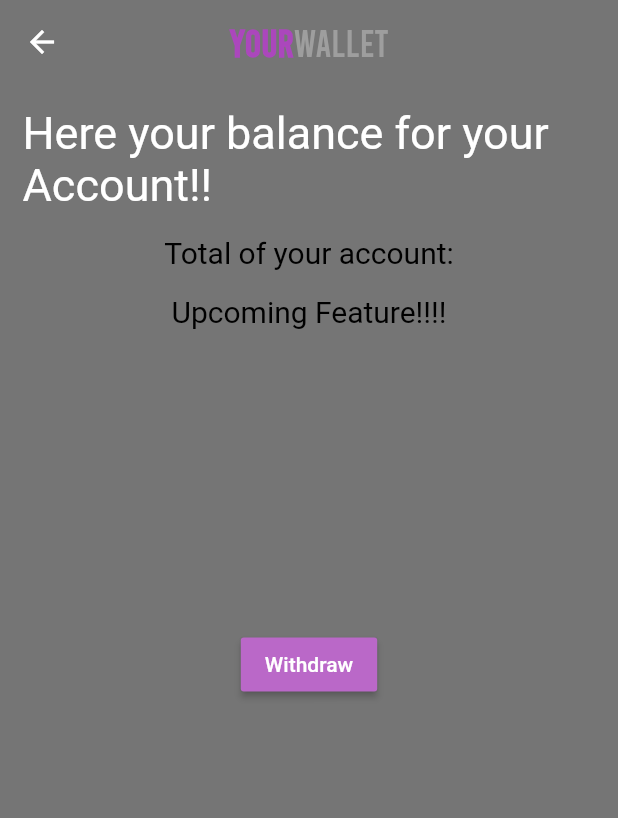
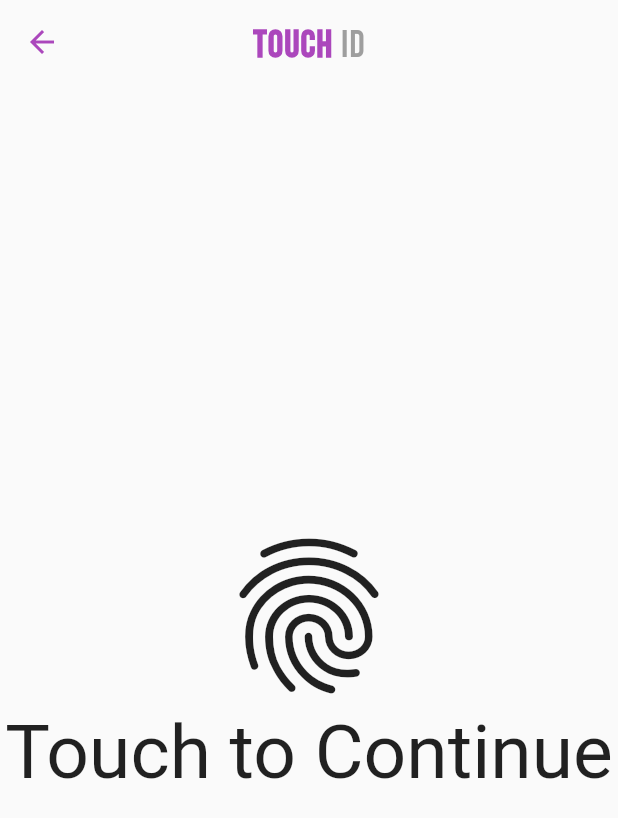
Before and after one commit to taufiqzaidong/GoWallpaper-Final, a Flutter app: the Profile screen opened directly, after a tap on "Wallet", on a phone screen of 412 x 824 dp. Shown: the top 818 px of the screen. Run offline on Flutter 3.47's test engine with Material 2 defaults, Android fonts, the phone set to English and light mode, and no system bars; our stand-ins replace cloud_firestore, dio, firebase_auth, firebase_core, firebase_storage, flutter_cache_manager and 7 more; missing offline and left inert: flutter_statusbarcolor, wallpaper_manager; accounts and stored records are empty; network calls fail.

Commit message:
fingerprint

```diff
--- a/lib/screens/profile.dart
+++ b/lib/screens/profile.dart
@@ -8,6 +8,7 @@ import 'package:provider/provider.dart';
 import 'package:gowallpaper/services/auth.dart';
 import 'package:gowallpaper/services/database.dart';
 import 'package:gowallpaper/models/user.dart';
+import 'package:gowallpaper/views/fingerprint_view.dart';
 
 final usersRef = FirebaseFirestore.instance.collection('Users');
 final FirebaseAuth auth = FirebaseAuth.instance;
@@ -58,7 +59,7 @@ class _ProfileState extends State<Profile> {
               onPressed: () {
                 Navigator.push(
                   context,
-                  MaterialPageRoute(builder: (context) => Wallet()),
+                  MaterialPageRoute(builder: (context) => Fingerprint()),
                 );
               },
             ),
--- /dev/null
+++ b/lib/views/fingerprint_view.dart
@@ -0,0 +1,71 @@
+import 'package:flutter/material.dart';
+import 'package:gowallpaper/bloc/theme.dart';
+import 'package:local_auth/local_auth.dart';
+import 'package:provider/provider.dart';
+import 'package:gowallpaper/screens/wallet.dart';
+import 'package:gowallpaper/widgets/title_appbar.dart';
+
+class Fingerprint extends StatelessWidget {
+  final LocalAuthentication localAuth = LocalAuthentication();
+
+  @override
+  Widget build(BuildContext context) {
+    final theme = Provider.of<ThemeChanger>(context);
+    return MaterialApp(
+      theme: theme.getTheme(),
+      debugShowCheckedModeBanner: false,
+      home: Scaffold(
+        appBar: AppBar(
+          elevation: 0,
+          backgroundColor: Colors.transparent,
+          leading: IconButton(
+            icon: Icon(
+              Icons.arrow_back,
+              color: Colors.purple[400],
+            ),
+            onPressed: () => Navigator.of(context).pop(),
+          ),
+          title: titleAppBar('Touch ', 'ID'),
+          centerTitle: true,
+        ),
+        body: GestureDetector(
+          onTap: () async {
+            bool weCanCheckBiometrics = await localAuth.canCheckBiometrics;
+
+            if (weCanCheckBiometrics) {
+              bool authenticated = await localAuth.authenticateWithBiometrics(
+                localizedReason: "Authenticate to see your wallet ",
+              );
+
+              if (authenticated) {
+                Navigator.pushReplacement(
+                  context,
+                  MaterialPageRoute(
+                    builder: (context) => Wallet(),
+                  ),
+                );
+              }
+            }
+          },
+          child: Column(
+            mainAxisAlignment: MainAxisAlignment.center,
+            crossAxisAlignment: CrossAxisAlignment.stretch,
+            children: <Widget>[
+              Icon(
+                Icons.fingerprint,
+                size: 124.0,
+              ),
+              Text(
+                "Touch to Continue",
+                style: TextStyle(
+                  fontSize: 50,
+                ),
+                textAlign: TextAlign.center,
+              ),
+            ],
+          ),
+        ),
+      ),
+    );
+  }
+}
--- a/pubspec.yaml
+++ b/pubspec.yaml
@@ -42,7 +42,7 @@ dependencies:
   cached_network_image: ^2.5.0
   wallpaper_manager: ^1.0.10
   flutter_cache_manager: ^2.1.1
-  local_auth: ^0.6.1
+  local_auth: ^0.6.3+4
   dio: ^3.0.10
   path_provider: ^1.6.27
   image_gallery_saver: ^1.6.7
```
Also changed, not shown: 4 other files.
